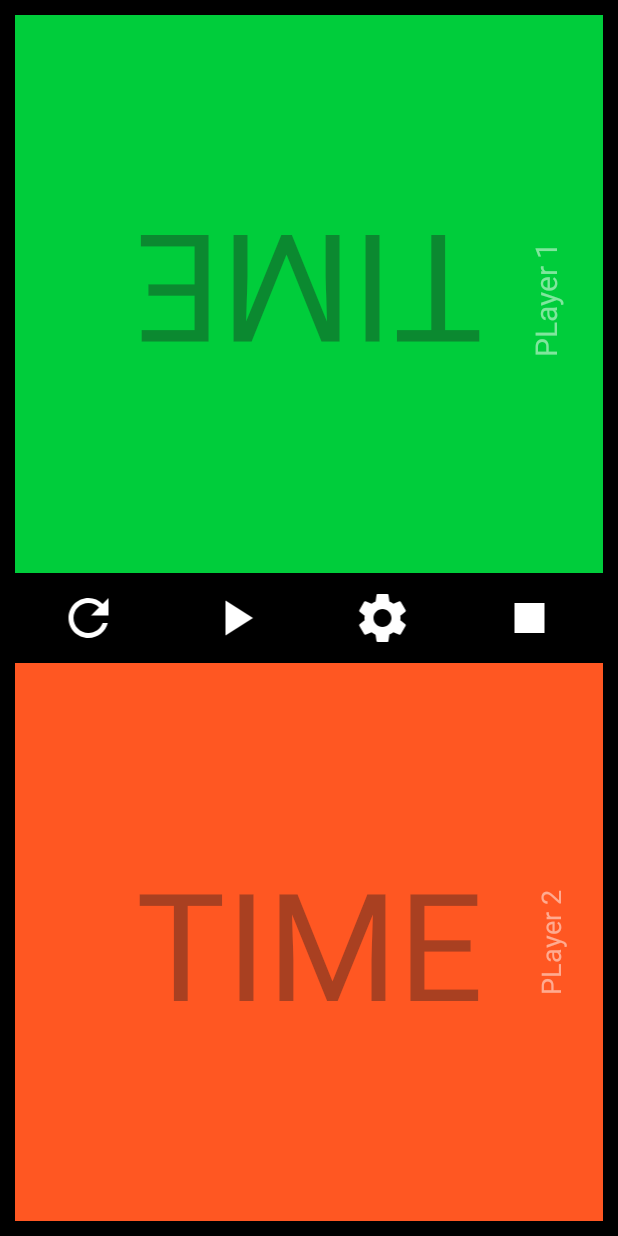
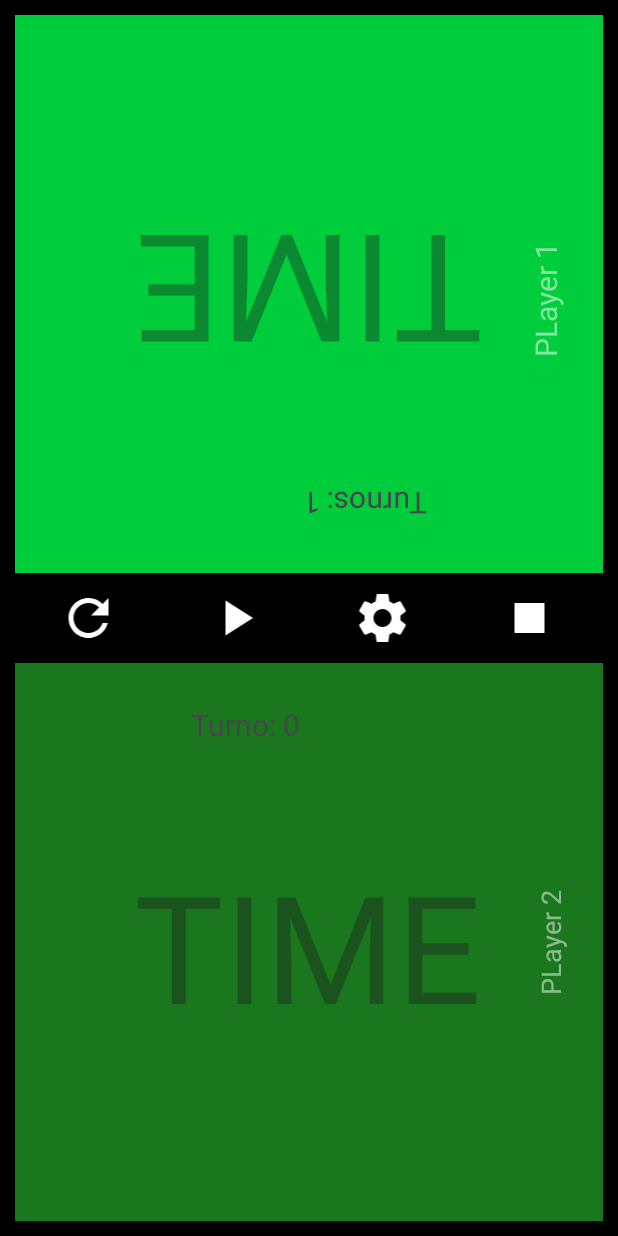
Before and after one commit to efrainsalzar/TemporizadorChess, an Android app: the Temporizador screen opened directly, with no data from a screen before it, after a tap on an icon or button, on a phone screen of 412 x 824 dp. Run offline under Robolectric (Android 15) with nearby library versions, the phone set to English and light mode, and no system bars.

Commit message:
contador de turnos
agregue acerca de nosostros y el contador de turnos

```diff
--- a/app/build.gradle
+++ b/app/build.gradle
@@ -10,8 +10,8 @@ android {
 
     defaultConfig {
         applicationId "com.example.temporizadorchess"
-        minSdk 29
-        targetSdk 33
+        minSdk 27
+        targetSdk 27
         versionCode 1
         versionName "1.0"
 
@@ -27,6 +27,7 @@ android {
     kotlinOptions {
         jvmTarget = '1.8'
     }
+    buildToolsVersion '33.0.2'
 }
 
 dependencies {
--- a/app/src/main/AndroidManifest.xml
+++ b/app/src/main/AndroidManifest.xml
@@ -12,6 +12,9 @@
         android:supportsRtl="true"
         android:theme="@style/Theme.TemporizadorChess"
         tools:targetApi="25">
+        <activity
+            android:name=".acercadenosotros"
+            android:exported="false" />
         <activity
             android:name=".InformeResult"
             android:exported="false" />
--- a/app/src/main/java/com/example/temporizadorchess/Temporizador.kt
+++ b/app/src/main/java/com/example/temporizadorchess/Temporizador.kt
@@ -12,6 +12,7 @@ import android.widget.TextView
 
 class Temporizador : AppCompatActivity() {
 
+    @SuppressLint("MissingInflatedId")
     override fun onCreate(savedInstanceState: Bundle?) {
 
 
@@ -21,6 +22,9 @@ class Temporizador : AppCompatActivity() {
         val name1 = intent.getStringExtra("name_p1")
         val name2 = intent.getStringExtra("name_p2")
         var sw = 0
+        //contadores de turnos
+        var contador1=0
+        var contador2=0
         //Inicia la activity
         super.onCreate(savedInstanceState)
         setContentView(R.layout.activity_temporizador)
@@ -52,16 +56,17 @@ class Temporizador : AppCompatActivity() {
 
         //click desde otra clase
         val botonclick = ChessTimer(this,)
-
-
+        //contador de turnos
+        val tn1=findViewById<TextView>(R.id.turnos1)
+        val tn2=findViewById<TextView>(R.id.turnos2)
         //color del boton click
         boton1.setOnClickListener {
             //cambia el color del boton
             if (sw == 1 || sw == 0) {
                 /*boton1.backgroundTintList = ColorStateList.valueOf(ContextCompat.getColor(this, R.color.mycolor2))*/  /*boton2.backgroundTintList = ColorStateList.valueOf(ContextCompat.getColor(this, R.color.mycolor))*/
                 botonclick.ClickColor(boton1, boton2)
-
-
+                    contador1++
+                    tn1.setText("Turnos: "+Integer.toString(contador1))
                 sw = 2
             }
         }
@@ -71,6 +76,8 @@ class Temporizador : AppCompatActivity() {
             if (sw == 2 || sw == 0) {
                 /*boton2.backgroundTintList = ColorStateList.valueOf(ContextCompat.getColor(this, R.color.mycolor2))*/ /*boton1.backgroundTintList =  ColorStateList.valueOf(ContextCompat.getColor(this, R.color.mycolor))*/
                 botonclick.ClickColor(boton2, boton1)
+                contador2++
+                tn2.setText("Turnos: "+Integer.toString(contador2))
                 sw = 1
             }
         }
--- a/app/src/main/res/color/mycolor.xml
+++ b/app/src/main/res/color/mycolor.xml
@@ -2,6 +2,6 @@
 <selector xmlns:android="http://schemas.android.com/apk/res/android">
 
 
-    <item android:color="#FF5722">@naranja</item>
+    <item android:color="#1B771D">@naranja</item>
 
 </selector>
--- a/app/src/main/res/layout/activity_temporizador.xml
+++ b/app/src/main/res/layout/activity_temporizador.xml
@@ -119,19 +119,44 @@
         app:layout_constraintBottom_toBottomOf="@+id/view2"
         app:layout_constraintEnd_toEndOf="@+id/view2"
         app:layout_constraintTop_toTopOf="@+id/view2" />
+
     <TextView
         android:id="@+id/tiempo2"
         android:layout_width="wrap_content"
         android:layout_height="wrap_content"
+        android:gravity="center"
         android:hint="TIME"
-        android:gravity="center"
         android:textSize="100sp"
+        app:layout_constraintBottom_toBottomOf="@+id/view2"
+        app:layout_constraintEnd_toEndOf="@+id/view2"
+        app:layout_constraintHorizontal_bias="0.493"
         app:layout_constraintStart_toStartOf="@+id/view2"
         app:layout_constraintTop_toTopOf="@+id/view2"
-        app:layout_constraintEnd_toEndOf="@+id/view2"
-        app:layout_constraintBottom_toBottomOf="@+id/view2"
-        />
+        app:layout_constraintVertical_bias="0.507" />
 
+    <TextView
+        android:id="@+id/turnos2"
+        android:layout_width="157dp"
+        android:layout_height="42dp"
+        android:text="Turno: 0"
+        android:textSize="20dp"
+        app:layout_constraintBottom_toBottomOf="parent"
+        app:layout_constraintEnd_toEndOf="parent"
+        app:layout_constraintStart_toStartOf="parent"
+        app:layout_constraintTop_toTopOf="parent"
+        app:layout_constraintVertical_bias="0.6" />
 
+    <TextView
+        android:id="@+id/turnos1"
+        android:layout_width="157dp"
+        android:layout_height="42dp"
+        android:rotation="180"
+        android:text="Turno: 0"
+        android:textSize="20dp"
+        app:layout_constraintBottom_toBottomOf="parent"
+        app:layout_constraintEnd_toEndOf="parent"
+        app:layout_constraintStart_toStartOf="parent"
+        app:layout_constraintTop_toTopOf="parent"
+        app:layout_constraintVertical_bias="0.393" />
 
 </androidx.constraintlayout.widget.ConstraintLayout>
--- a/build.gradle
+++ b/build.gradle
@@ -4,7 +4,7 @@ buildscript {
     }
 }// Top-level build file where you can add configuration options common to all sub-projects/modules.
 plugins {
-    id 'com.android.application' version '8.0.0' apply false
-    id 'com.android.library' version '8.0.0' apply false
+    id 'com.android.application' version '8.0.1' apply false
+    id 'com.android.library' version '8.0.1' apply false
     id 'org.jetbrains.kotlin.android' version '1.8.0' apply false
 }
```
Also changed, not shown: app/src/main/java/com/example/temporizadorchess/acercadenosotros.kt (added, +20 -0 lines), app/src/main/res/layout/activity_acercadenosotros.xml (added, +102 -0 lines), app/src/main/res/drawable/si.jpg (added).
